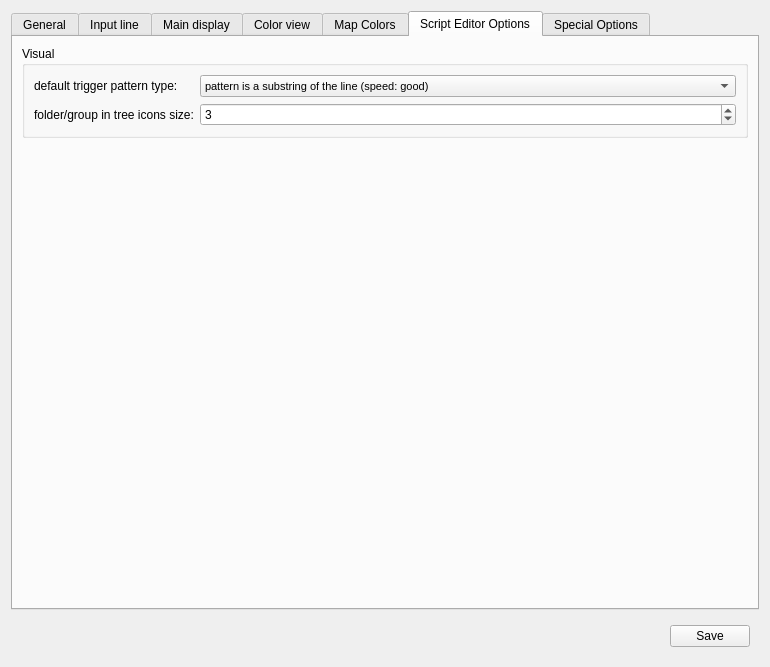
This is src/ui/profile_preferences.ui in Mudlet/Mudlet as Qt 5 draws it before an edit. The edited form follows.
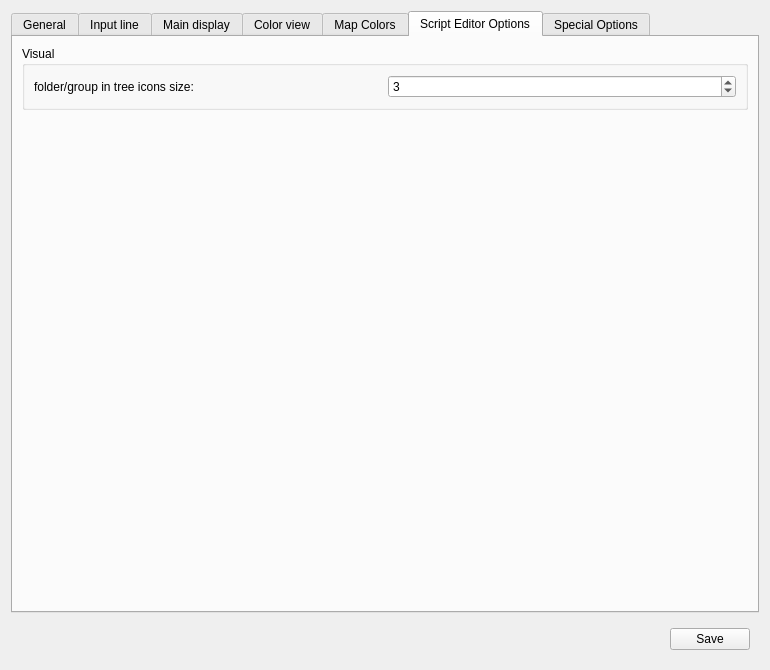
This is the edited form. The open tabs and pages were chosen to show the change. Icons and pictures are not drawn.

Diff of the .ui file:
```diff
--- a/src/ui/profile_preferences.ui
+++ b/src/ui/profile_preferences.ui
@@ -170,6 +170,13 @@
             </property>
            </widget>
           </item>
+          <item>
+           <widget class="QCheckBox" name="acceptServerGUI">
+            <property name="text">
+             <string>Allow server to install scrpt packages</string>
+            </property>
+           </widget>
+          </item>
          </layout>
         </widget>
        </item>
@@ -905,7 +912,7 @@
             </property>
            </widget>
           </item>
-          <item row="6" column="0" colspan="2">
+          <item row="8" column="0" colspan="2">
            <widget class="QLabel" name="label_19">
             <property name="text">
              <string>These preferences set how do you want a particular color to be represented visually in the main display</string>
@@ -915,7 +922,7 @@
             </property>
            </widget>
           </item>
-          <item row="7" column="0">
+          <item row="9" column="0">
            <layout class="QGridLayout" name="gridLayout_4">
             <item row="0" column="0">
              <widget class="QLabel" name="label">
@@ -1055,7 +1062,7 @@
             </item>
            </layout>
           </item>
-          <item row="7" column="1">
+          <item row="9" column="1">
            <layout class="QGridLayout" name="gridLayout_3">
             <item row="0" column="0">
              <widget class="QLabel" name="label_13">
@@ -1195,14 +1202,14 @@
             </item>
            </layout>
           </item>
-          <item row="9" column="1">
+          <item row="11" column="1">
            <widget class="QPushButton" name="reset_colors_button">
             <property name="text">
              <string>Reset all colors to default</string>
             </property>
            </widget>
           </item>
-          <item row="8" column="1">
+          <item row="10" column="1">
            <spacer name="verticalSpacer_3">
             <property name="orientation">
              <enum>Qt::Vertical</enum>
@@ -1218,14 +1225,14 @@
             </property>
            </spacer>
           </item>
-          <item row="2" column="0">
+          <item row="4" column="0">
            <widget class="QLabel" name="label_32">
             <property name="text">
              <string>Command foreground color:</string>
             </property>
            </widget>
           </item>
-          <item row="2" column="1">
+          <item row="4" column="1">
            <widget class="QPushButton" name="pushButton_command_foreground_color">
             <property name="autoFillBackground">
              <bool>true</bool>
@@ -1235,14 +1242,14 @@
             </property>
            </widget>
           </item>
-          <item row="3" column="0">
+          <item row="5" column="0">
            <widget class="QLabel" name="label_37">
             <property name="text">
              <string>Command background color:</string>
             </property>
            </widget>
           </item>
-          <item row="3" column="1">
+          <item row="5" column="1">
            <widget class="QPushButton" name="pushButton_command_background_color">
             <property name="autoFillBackground">
              <bool>true</bool>
@@ -1252,6 +1259,34 @@
             </property>
            </widget>
           </item>
+          <item row="2" column="1">
+           <widget class="QPushButton" name="pushButton_command_line_foreground_color">
+            <property name="text">
+             <string/>
+            </property>
+           </widget>
+          </item>
+          <item row="2" column="0">
+           <widget class="QLabel" name="label_31">
+            <property name="text">
+             <string>Command line foreground color:</string>
+            </property>
+           </widget>
+          </item>
+          <item row="3" column="1">
+           <widget class="QPushButton" name="pushButton_command_line_background_color">
+            <property name="text">
+             <string/>
+            </property>
+           </widget>
+          </item>
+          <item row="3" column="0">
+           <widget class="QLabel" name="label_59">
+            <property name="text">
+             <string>Command line background color:</string>
+            </property>
+           </widget>
+          </item>
          </layout>
         </widget>
        </item>
@@ -1648,106 +1683,13 @@
          </property>
          <layout class="QGridLayout" name="gridLayout_11">
           <item row="0" column="0">
-           <widget class="QLabel" name="label_31">
-            <property name="text">
-             <string>default trigger pattern type:</string>
-            </property>
-           </widget>
-          </item>
-          <item row="0" column="1">
-           <widget class="QComboBox" name="defaultTriggerType">
-            <property name="sizePolicy">
-             <sizepolicy hsizetype="Expanding" vsizetype="Fixed">
-              <horstretch>0</horstretch>
-              <verstretch>0</verstretch>
-             </sizepolicy>
-            </property>
-            <property name="maximumSize">
-             <size>
-              <width>16777215</width>
-              <height>16777215</height>
-             </size>
-            </property>
-            <property name="palette">
-             <palette>
-              <active>
-               <colorrole role="Base">
-                <brush brushstyle="SolidPattern">
-                 <color alpha="255">
-                  <red>255</red>
-                  <green>230</green>
-                  <blue>232</blue>
-                 </color>
-                </brush>
-               </colorrole>
-              </active>
-              <inactive>
-               <colorrole role="Base">
-                <brush brushstyle="SolidPattern">
-                 <color alpha="255">
-                  <red>255</red>
-                  <green>230</green>
-                  <blue>232</blue>
-                 </color>
-                </brush>
-               </colorrole>
-              </inactive>
-              <disabled>
-               <colorrole role="Base">
-                <brush brushstyle="SolidPattern">
-                 <color alpha="255">
-                  <red>244</red>
-                  <green>244</green>
-                  <blue>244</blue>
-                 </color>
-                </brush>
-               </colorrole>
-              </disabled>
-             </palette>
-            </property>
-            <property name="font">
-             <font>
-              <pointsize>8</pointsize>
-             </font>
-            </property>
-            <property name="autoFillBackground">
-             <bool>true</bool>
-            </property>
-            <item>
-             <property name="text">
-              <string>pattern is a substring of the line (speed: good)</string>
-             </property>
-            </item>
-            <item>
-             <property name="text">
-              <string>pattern is a Perl style regular expression (speed: slowest)</string>
-             </property>
-            </item>
-            <item>
-             <property name="text">
-              <string>pattern is located at the beginning of the line (speed: best)</string>
-             </property>
-            </item>
-            <item>
-             <property name="text">
-              <string>pattern equals entire line (speed: good)</string>
-             </property>
-            </item>
-            <item>
-             <property name="text">
-              <string>Condition is defined as a Lua Function that returns true or false</string>
-             </property>
-            </item>
-           </widget>
-          </item>
-          <item row="1" column="0">
            <widget class="QLabel" name="label_33">
             <property name="text">
              <string>folder/group in tree icons size:</string>
             </property>
            </widget>
           </item>
-          <item row="1" column="1">
+          <item row="0" column="1">
            <widget class="QSpinBox" name="TEFolderIconSize">
             <property name="minimum">
              <number>1</number>
```
